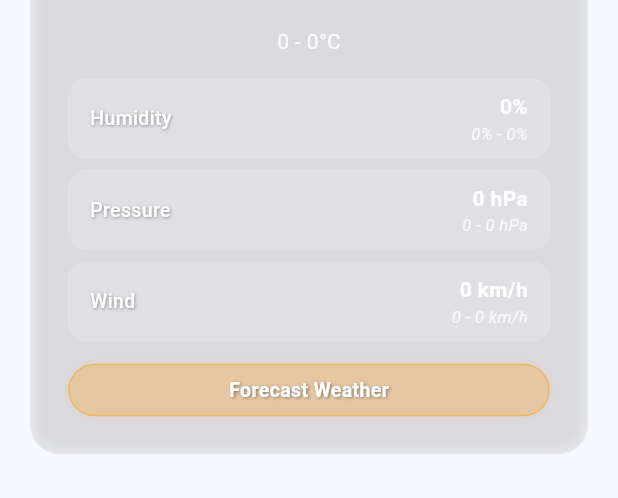
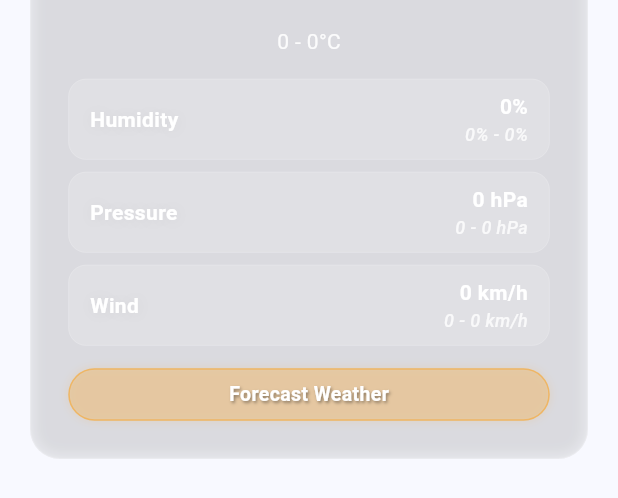
Before and after one commit to AminSheikh/weather_app, a Flutter app: the WeatherDetails widget shown alone on an empty page, opened directly with empty values, on a phone screen of 412 x 824 dp. Shown: the part 354-852 px from the top of the screen. Run offline on Flutter 3.47's test engine with Material 3 defaults, Android fonts, the phone set to English and light mode, and no system bars; our stand-ins replace cached_network_image, flutter_dotenv; network calls fail.

Commit message:
Remove video demo section from README and update styling in WeatherDetails widget for improved visual presentation.

```diff
--- a/lib/screens/weather/widgets/weather_details.dart
+++ b/lib/screens/weather/widgets/weather_details.dart
@@ -263,14 +263,14 @@ class WeatherDetails extends StatelessWidget {
           Text(
             label,
             style: TextStyle(
-              fontSize: 13,
-              fontWeight: FontWeight.w500,
+              fontSize: 14,
+              fontWeight: FontWeight.w600,
               color: Colors.white,
               shadows: [
                 Shadow(
                   offset: const Offset(0.5, 0.5),
-                  blurRadius: 2.0,
-                  color: Colors.black.withValues(alpha: 0.4),
+                  blurRadius: 10.0,
+                  color: Colors.grey.withValues(alpha: 0.2),
                 ),
               ],
             ),
@@ -289,8 +289,9 @@ class WeatherDetails extends StatelessWidget {
               Text(
                 range,
                 style: TextStyle(
-                  fontSize: 11,
+                  fontSize: 12,
                   fontStyle: FontStyle.italic,
+                  fontWeight: FontWeight.w500,
                   color: Colors.white.withValues(alpha: 0.8),
                 ),
               ),
```
Also changed, not shown: 1 other file.
